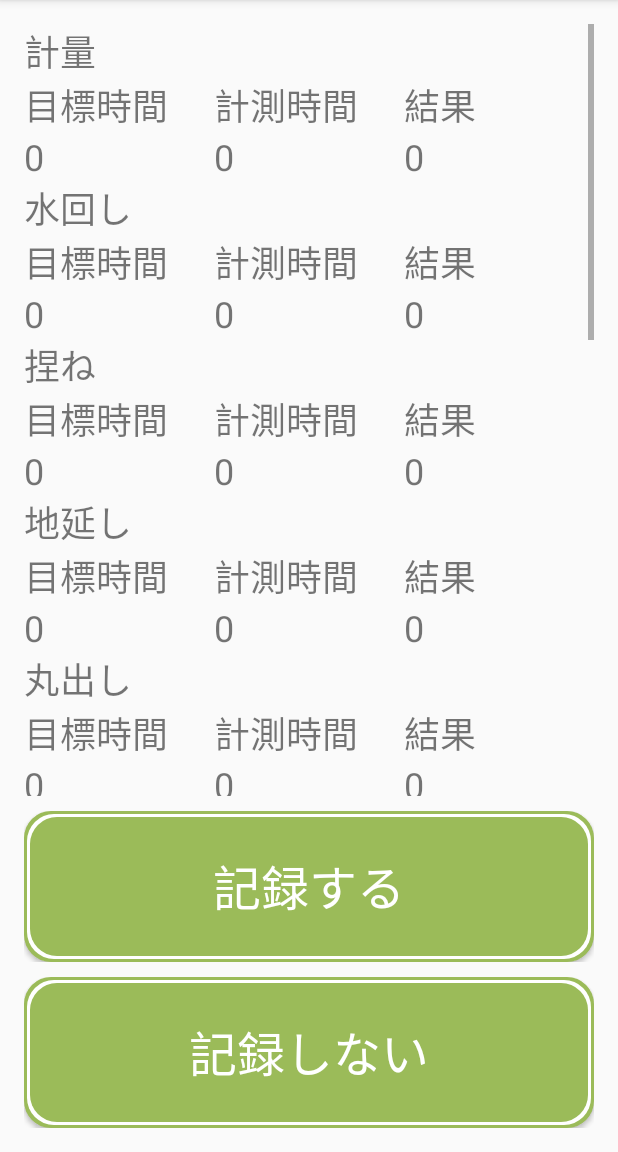
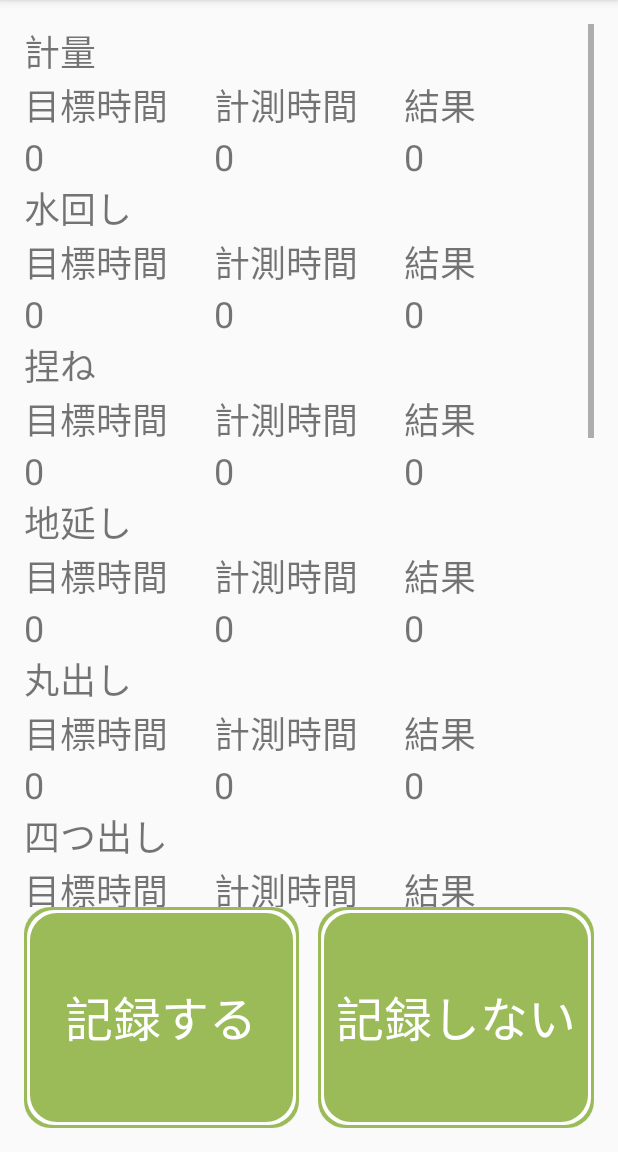
Before and after one commit to MayuOkuda/soba, an Android app: the time_result screen opened directly, with no data from a screen before it, on a phone screen of 412 x 824 dp, the part 84-1236 px from its top. Run offline under Robolectric (Android 15) with nearby library versions, the phone set to English and light mode, and no system bars.

Commit message:
カスタムモードのアクテビティ追加・記録画面を追加

```diff
--- a/Soba_ver1/app/src/main/AndroidManifest.xml
+++ b/Soba_ver1/app/src/main/AndroidManifest.xml
@@ -24,7 +24,11 @@
         <activity android:name=".RecordActivity" />
         <activity android:name=".ReadDataActivity" />
         <activity android:name=".DisplayDataActivity" />
-        <activity android:name=".ModeConfirmationActivity"></activity>
+        <activity android:name=".ModeConfirmationActivity" />
+        <activity android:name=".CustomActivity" />
+        <activity android:name=".CustomNewActivity" />
+        <activity android:name=".CustomMemolyActivity" />
+        <activity android:name=".CustomMemolyCheckActivity"></activity>
     </application>
 
 </manifest>
--- a/Soba_ver1/app/src/main/res/layout/activity_time_result.xml
+++ b/Soba_ver1/app/src/main/res/layout/activity_time_result.xml
@@ -25,7 +25,7 @@
                 android:orientation="horizontal"
                 android:layout_width="match_parent"
                 android:layout_height="0dp"
-                android:layout_weight="7">
+                android:layout_weight="8">
 
                 <RelativeLayout
                     android:layout_width="match_parent"
@@ -856,91 +856,97 @@
                 android:orientation="horizontal"
                 android:layout_width="match_parent"
                 android:layout_height="0dp"
-                android:layout_weight="3">
+                android:layout_weight="2">
 
-                <RelativeLayout
+                <LinearLayout
                     android:layout_width="match_parent"
-                    android:layout_height="match_parent">
+                    android:layout_height="match_parent"
+                    android:orientation="vertical">
 
                     <LinearLayout
-                        android:orientation="vertical"
                         android:layout_width="match_parent"
-                        android:layout_height="match_parent">
+                        android:layout_height="0dp"
+                        android:layout_weight="1"
+                        android:orientation="horizontal">
 
                         <LinearLayout
-                            android:orientation="horizontal"
                             android:layout_width="match_parent"
-                            android:layout_height="0dp"
-                            android:layout_weight="1">
+                            android:layout_height="match_parent"
+                            android:layout_weight="1"
+                            android:orientation="horizontal">
 
                             <LinearLayout
-                                android:orientation="vertical"
                                 android:layout_width="match_parent"
-                                android:layout_height="match_parent">
+                                android:layout_height="match_parent"
+                                android:orientation="horizontal">
 
                                 <LinearLayout
-                                    android:orientation="horizontal"
-                                    android:layout_width="match_parent"
-                                    android:layout_height="0dp"
-                                    android:layout_weight="1">
+                                    android:layout_width="0dp"
+                                    android:layout_height="match_parent"
+                                    android:layout_weight="30"
+                                    android:orientation="vertical">
+
+                                    <Button
+                                        android:id="@+id/button7"
+                                        android:layout_width="match_parent"
+                                        android:layout_height="match_parent"
+                                        android:background="@drawable/text_form1"
+                                        android:text="記録する"
+                                        android:textColor="@android:color/background_light"
+                                        android:textSize="32sp" />
+                                </LinearLayout>
+
+                                <LinearLayout
+                                    android:layout_width="0dp"
+                                    android:layout_height="match_parent"
+                                    android:layout_weight="1"
+                                    android:orientation="vertical">
+
+                                </LinearLayout>
+
+                            </LinearLayout>
+                        </LinearLayout>
+
+                        <LinearLayout
+                            android:layout_width="match_parent"
+                            android:layout_height="match_parent"
+                            android:layout_weight="1"
+                            android:orientation="horizontal">
+
+                            <LinearLayout
+                                android:layout_width="match_parent"
+                                android:layout_height="match_parent"
+                                android:orientation="horizontal">
+
+                                <LinearLayout
+                                    android:layout_width="0dp"
+                                    android:layout_height="match_parent"
+                                    android:layout_weight="1"
+                                    android:orientation="vertical">
 
                                 </LinearLayout>
 
                                 <LinearLayout
-                                    android:orientation="horizontal"
-                                    android:layout_width="match_parent"
-                                    android:layout_height="0dp"
-                                    android:layout_weight="10">
+                                    android:layout_width="0dp"
+                                    android:layout_height="match_parent"
+                                    android:layout_weight="30"
+                                    android:orientation="vertical">
 
                                     <Button
-                                        android:text="記録する"
+                                        android:id="@+id/button6"
                                         android:layout_width="match_parent"
                                         android:layout_height="match_parent"
-                                        android:id="@+id/button7"
                                         android:background="@drawable/text_form1"
-                                        android:textColor="@android:color/background_light"
-                                        android:textSize="32sp" />
-                                </LinearLayout>
-                            </LinearLayout>
-                        </LinearLayout>
-
-                        <LinearLayout
-                            android:orientation="horizontal"
-                            android:layout_width="match_parent"
-                            android:layout_height="0dp"
-                            android:layout_weight="1">
-
-                            <LinearLayout
-                                android:orientation="vertical"
-                                android:layout_width="match_parent"
-                                android:layout_height="match_parent">
-                                <LinearLayout
-                                    android:orientation="horizontal"
-                                    android:layout_width="match_parent"
-                                    android:layout_height="0dp"
-                                    android:layout_weight="1">
-
-                                </LinearLayout>
-
-                                <LinearLayout
-                                    android:orientation="horizontal"
-                                    android:layout_width="match_parent"
-                                    android:layout_height="0dp"
-                                    android:layout_weight="10">
-
-                                    <Button
                                         android:text="記録しない"
-                                        android:layout_width="match_parent"
-                                        android:layout_height="match_parent"
-                                        android:id="@+id/button6"
-                                        android:background="@drawable/text_form1"
                                         android:textColor="@android:color/background_light"
                                         android:textSize="32sp" />
                                 </LinearLayout>
                             </LinearLayout>
                         </LinearLayout>
                     </LinearLayout>
-                </RelativeLayout>
+
+                </LinearLayout>
+
             </LinearLayout>
         </LinearLayout>
 
```
Also changed, not shown: Soba_ver1/app/src/main/java/com/wakakusa/soba_ver1/CustomActivity.java (added, +13 -0 lines), Soba_ver1/app/src/main/java/com/wakakusa/soba_ver1/CustomMemolyActivity.java (added, +13 -0 lines), Soba_ver1/app/src/main/java/com/wakakusa/soba_ver1/CustomMemolyCheckActivity.java (added, +13 -0 lines), Soba_ver1/app/src/main/java/com/wakakusa/soba_ver1/CustomNewActivity.java (added, +13 -0 lines), Soba_ver1/app/src/main/res/layout/activity_custom.xml (added, +159 -0 lines), Soba_ver1/app/src/main/res/layout/activity_custom_memoly.xml (added, +9 -0 lines), Soba_ver1/app/src/main/res/layout/activity_custom_memoly_check.xml (added, +9 -0 lines), Soba_ver1/app/src/main/res/layout/activity_custom_new.xml (added, +310 -0 lines).
